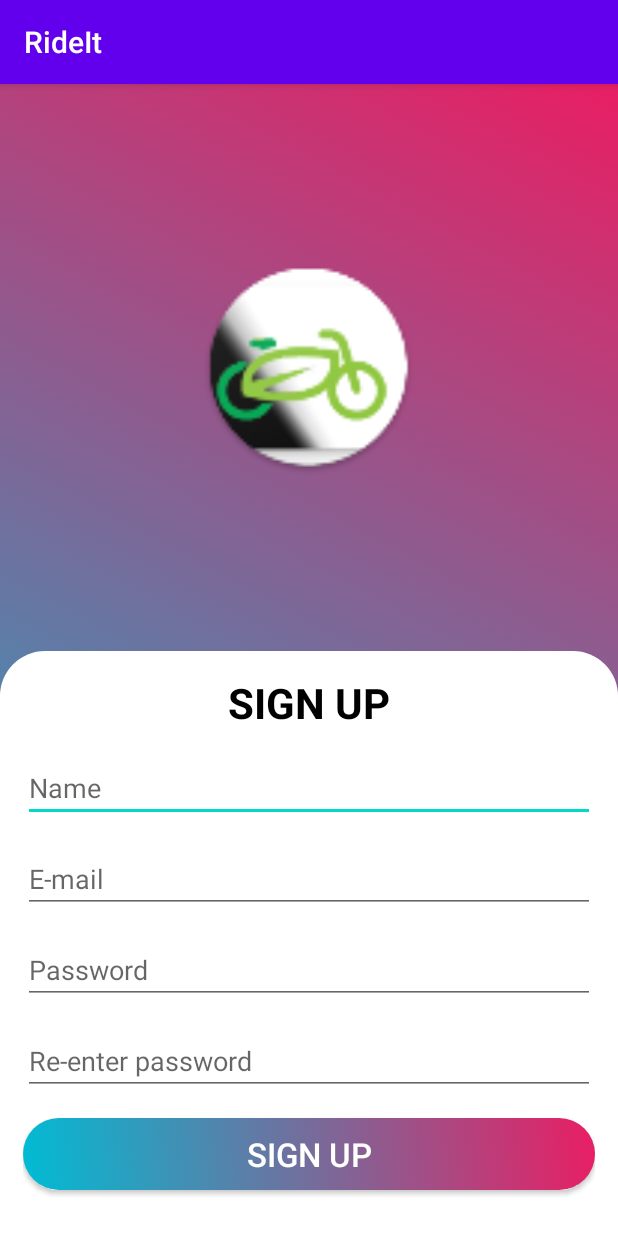
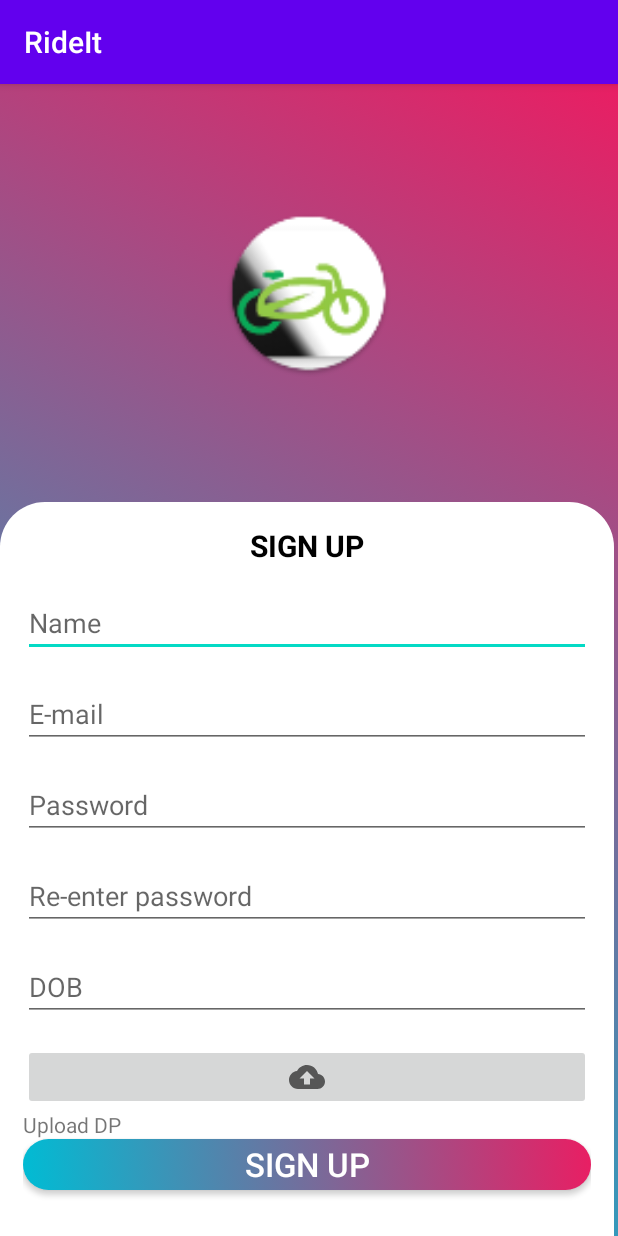
Before and after one commit to krishnadude98/RideIT, an Android app: the SignupActivity screen opened directly, with no data from a screen before it, on a phone screen of 412 x 824 dp. Run offline under Robolectric (Android 15) with nearby library versions, the phone set to English and light mode, and no system bars; our stand-ins replace Volley; libraries missing offline, so code that uses them is left out: com.leo.simplearcloader; Roboto replaces fonts that are not available here.

Commit message:
signup full completed

```diff
--- a/app/build.gradle
+++ b/app/build.gradle
@@ -36,12 +36,14 @@ dependencies {
     implementation platform('com.google.firebase:firebase-bom:27.1.0')
     implementation 'com.google.firebase:firebase-analytics-ktx'
     implementation 'com.google.firebase:firebase-storage-ktx'
+    implementation 'com.android.volley:volley:1.2.0'
     testImplementation 'junit:junit:4.12'
     androidTestImplementation 'androidx.test.ext:junit:1.1.1'
     androidTestImplementation 'androidx.test.espresso:espresso-core:3.2.0'
     implementation 'com.google.android.material:material:1.0.0'
     implementation 'androidx.gridlayout:gridlayout:1.0.0'
     implementation 'com.github.smarteist:autoimageslider:1.3.7'
+    compile 'com.leo.simplearcloader:simplearcloader:1.0.+'
 
 
 
--- /dev/null
+++ b/app/src/main/res/drawable/ic_baseline_cloud_upload_24.xml
@@ -0,0 +1,10 @@
+<vector xmlns:android="http://schemas.android.com/apk/res/android"
+    android:width="24dp"
+    android:height="24dp"
+    android:viewportWidth="24"
+    android:viewportHeight="24"
+    android:tint="?attr/colorControlNormal">
+  <path
+      android:fillColor="@android:color/white"
+      android:pathData="M19.35,10.04C18.67,6.59 15.64,4 12,4 9.11,4 6.6,5.64 5.35,8.04 2.34,8.36 0,10.91 0,14c0,3.31 2.69,6 6,6h13c2.76,0 5,-2.24 5,-5 0,-2.64 -2.05,-4.78 -4.65,-4.96zM14,13v4h-4v-4H7l5,-5 5,5h-3z"/>
+</vector>
--- a/app/src/main/res/layout/activity_signup2.xml
+++ b/app/src/main/res/layout/activity_signup2.xml
@@ -8,8 +8,8 @@
 
     <ImageView
         android:id="@+id/logo_signup"
-        android:layout_width="145dp"
-        android:layout_height="143dp"
+        android:layout_width="129dp"
+        android:layout_height="111dp"
         android:src="@mipmap/ic_launcher"
         app:layout_constraintBottom_toTopOf="@+id/signup"
         app:layout_constraintLeft_toLeftOf="parent"
@@ -20,69 +20,94 @@
 
     <LinearLayout
         android:id="@+id/signup"
-        android:layout_width="match_parent"
-        android:layout_height="wrap_content"
+        android:layout_width="409dp"
+        android:layout_height="489dp"
+        android:background="@drawable/signup_login_area"
+        android:orientation="vertical"
+        android:padding="15dp"
+        app:layout_constraintBottom_toBottomOf="parent"
         tools:ignore="MissingConstraints"
-        android:orientation="vertical"
-        app:layout_constraintBottom_toBottomOf="parent"
-        android:background="@drawable/signup_login_area"
-        android:padding="15dp"
 
         >
 
         <TextView
             android:layout_width="match_parent"
             android:layout_height="wrap_content"
+            android:layout_marginBottom="15dp"
             android:text="SIGN UP"
             android:textAlignment="center"
+            android:textAllCaps="true"
             android:textColor="#000"
-            android:textSize="28sp"
-            android:textAllCaps="true"
+            android:textSize="20sp"
             android:textStyle="bold"
-            android:layout_marginBottom="15dp"
 
             />
 
         <EditText
             android:layout_width="match_parent"
+            android:id="@+id/name"
+
             android:layout_height="wrap_content"
+            android:layout_marginBottom="15dp"
             android:hint="Name"
-            android:inputType="textPersonName"
-            android:layout_marginBottom="15dp"
-            />
+            android:inputType="textPersonName" />
 
         <EditText
             android:layout_width="match_parent"
             android:layout_height="wrap_content"
+            android:id="@+id/email"
+            android:layout_marginBottom="15dp"
             android:hint="E-mail"
-            android:inputType="textEmailAddress"
-            android:layout_marginBottom="15dp"
-            />
+            android:inputType="textEmailAddress" />
 
         <EditText
             android:layout_width="match_parent"
             android:layout_height="wrap_content"
+            android:layout_marginBottom="15dp"
             android:hint="Password"
-            android:inputType="textPassword"
-            android:layout_marginBottom="15dp"
-            />
+            android:id="@+id/pass1"
+            android:inputType="textPassword" />
 
         <EditText
             android:layout_width="match_parent"
             android:layout_height="wrap_content"
+            android:layout_marginBottom="15dp"
             android:hint="Re-enter password"
-            android:inputType="textPassword"
+            android:id="@+id/pass2"
+            android:inputType="textPassword" />
+
+        <EditText
+            android:id="@+id/Birthday"
+            android:layout_width="match_parent"
+            android:layout_height="wrap_content"
             android:layout_marginBottom="15dp"
-            />
+            android:clickable="false"
+            android:cursorVisible="false"
+            android:focusable="false"
+            android:focusableInTouchMode="false"
+
+            android:hint="DOB " />
+
+        <androidx.appcompat.widget.AppCompatImageButton
+
+            android:layout_width="match_parent"
+            android:layout_height="wrap_content"
+            android:src="@drawable/ic_baseline_cloud_upload_24" />
+
+        <TextView
+            android:layout_width="match_parent"
+            android:layout_height="wrap_content"
+            android:text="Upload DP" />
 
         <Button
             android:layout_width="match_parent"
             android:layout_height="wrap_content"
+            android:layout_marginBottom="15dp"
             android:background="@drawable/button_background"
             android:text="SIGN UP"
             android:textColor="#fff"
             android:textSize="22sp"
-            android:layout_marginBottom="15dp"
+            android:onClick="signupClicked"
 
             />
 
```
Also changed, not shown: app/src/main/AndroidManifest.xml (+4 -3 lines), app/src/main/java/com/hari/rideit/Controller/SignupActivity.kt (+136 -4 lines), app/src/main/res/layout/activity_rent_rider.xml (added, +9 -0 lines).
